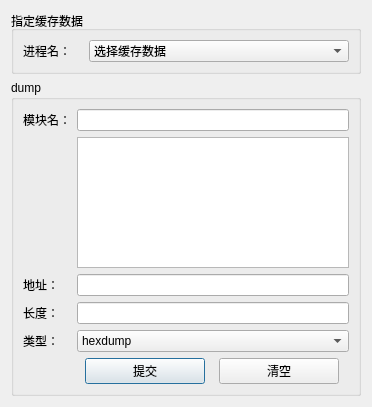
Above: ui/dumpAddress.ui from dqzg12300/fridaUiTools before the change. Below: the same form after it.
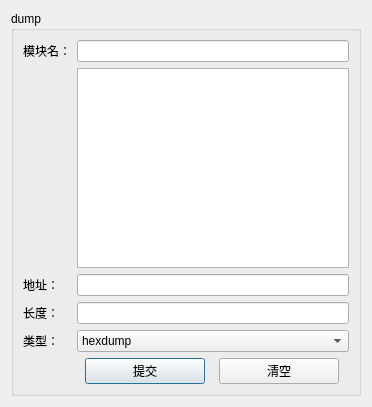
That is the form after the change.

```diff
--- a/ui/dumpAddress.ui
+++ b/ui/dumpAddress.ui
@@ -15,37 +15,6 @@
   </property>
   <layout class="QGridLayout" name="gridLayout_3">
    <item row="0" column="0">
-    <widget class="QGroupBox" name="groupBox">
-     <property name="title">
-      <string>指定缓存数据</string>
-     </property>
-     <layout class="QGridLayout" name="gridLayout">
-      <item row="0" column="0">
-       <widget class="QLabel" name="label_5">
-        <property name="maximumSize">
-         <size>
-          <width>60</width>
-          <height>16777215</height>
-         </size>
-        </property>
-        <property name="text">
-         <string>进程名：</string>
-        </property>
-       </widget>
-      </item>
-      <item row="0" column="1">
-       <widget class="QComboBox" name="cmbPackage">
-        <item>
-         <property name="text">
-          <string>选择缓存数据</string>
-         </property>
-        </item>
-       </widget>
-      </item>
-     </layout>
-    </widget>
-   </item>
-   <item row="1" column="0">
     <widget class="QGroupBox" name="groupBox_2">
      <property name="title">
       <string>dump</string>
```
